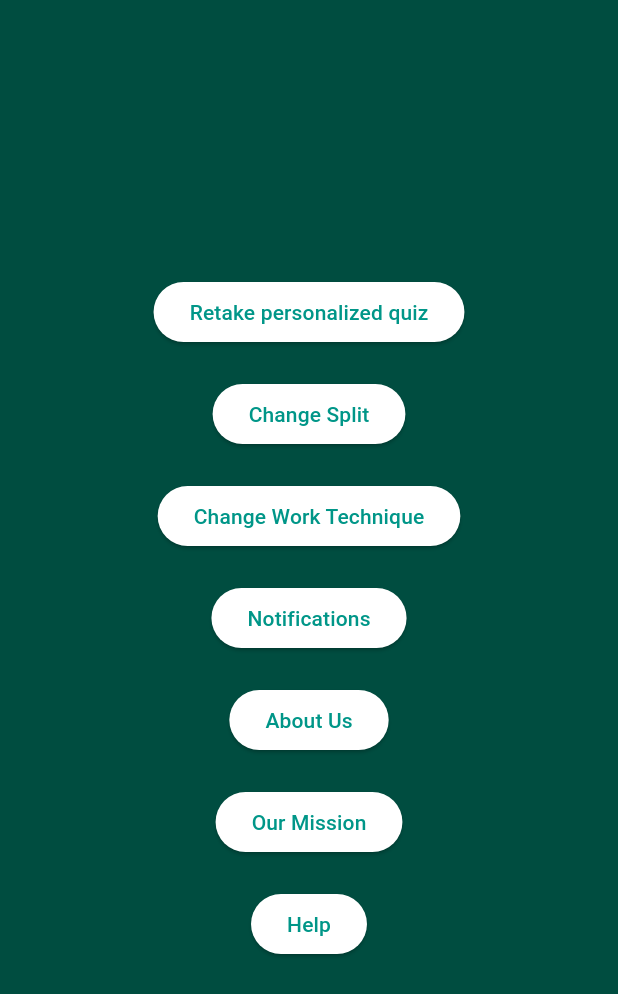
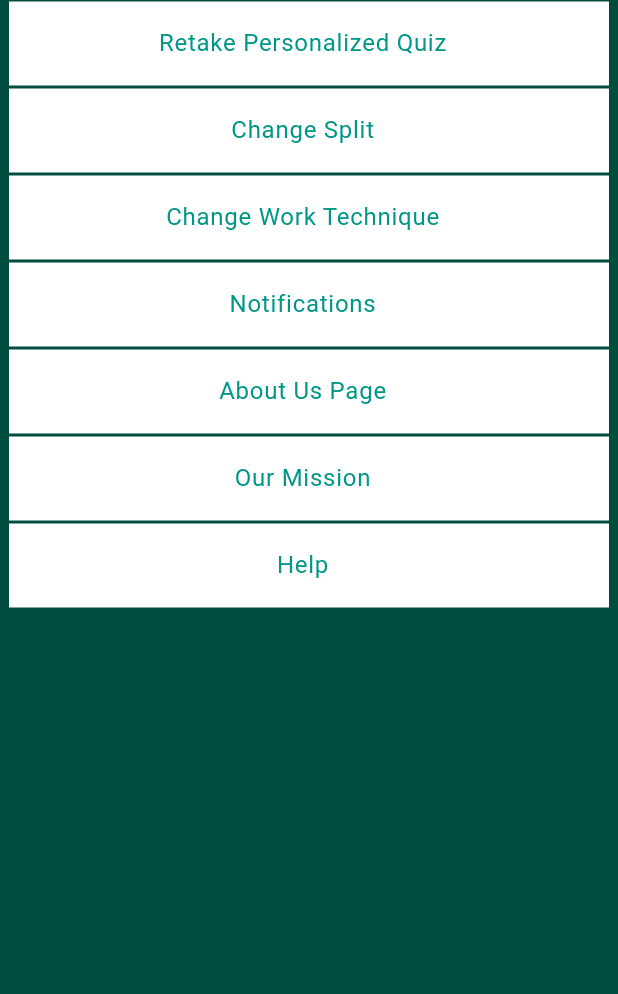
Before and after one commit to R1tMah/Schedule_Maker, a Flutter app: the SettingsPage screen opened directly, on a phone screen of 412 x 824 dp. Shown: the top 994 px of the screen. Run offline on Flutter 3.47's test engine with Material 3 defaults, Android fonts, the phone set to English and light mode, and no system bars; our stand-ins replace shared_preferences, sqflite, table_calendar; missing offline and left inert: time_planner, time_range; accounts and stored records are empty.

Commit message:
made settings buttons look better

```diff
--- a/lib/settings/settingspage.dart
+++ b/lib/settings/settingspage.dart
@@ -4,87 +4,85 @@ import 'package:ran_app/questions/endpage.dart';
 import 'package:ran_app/settings/change_split_page.dart';
 import 'package:ran_app/settings/change_work_page.dart';
 import 'package:ran_app/settings/help.dart';
+import 'package:flutter/cupertino.dart';
+
 
 class SettingsPage extends StatelessWidget {
   @override
   Widget build(BuildContext context) {
     return Scaffold(
       body: Center(
-        child: Column(
-          mainAxisAlignment: MainAxisAlignment.center,
-          crossAxisAlignment: CrossAxisAlignment.center,
+        child: Container(
+          constraints: const BoxConstraints(maxWidth: 400),
+          child: ListView(
             children: [
-            ElevatedButton(
-              onPressed: () {
+              _CustomListTile(
+                title: "Retake Personalized Quiz",
+                onTap: () {
                   Navigator.push(
                       context,
-                  MaterialPageRoute(builder: (context) => QuizApp()),
+                      MaterialPageRoute(builder: (context) => QuizApp()
+                      ),
                   );
-              },
-              child: Text('Retake personalized quiz'),
+                }
             ),
-            SizedBox(height: 20),
-            ElevatedButton(
-              onPressed: () {
+              _CustomListTile(
+                  title: "Change Split",
+
+                  onTap: () {
                     Navigator.push(
                       context,
-                  MaterialPageRoute(builder: (context) => ChangeSplitPage()),
+                      MaterialPageRoute(
+                          builder: (context) => ChangeSplitPage()),
                     );
-              },
-              child: Text('Change Split'),
-            ),
-            SizedBox(height: 20),
-            ElevatedButton(
-              onPressed: () {
+                  }),
+              _CustomListTile(
+                  title: "Change Work Technique",
+                  onTap: () {
                     Navigator.push(
                       context,
-                  MaterialPageRoute(builder: (context) => ChangeWorkPage()),
+                      MaterialPageRoute(
+                          builder: (context) => ChangeWorkPage()),
                     );
-              },
-              child: Text('Change Work Technique'),
-            ),
-
-            SizedBox(height: 20),
-            ElevatedButton(
-              onPressed: () {
+                  }),
+              _CustomListTile(
+                  title: "Notifications",
+                  onTap: () {
                     Navigator.push(
                       context,
-                  MaterialPageRoute(builder: (context) => NotificationsPage()),
+                      MaterialPageRoute(
+                          builder: (context) => NotificationsPage()),
                     );
-              },
-              child: Text('Notifications'),
-            ),
-            SizedBox(height: 20),
-            ElevatedButton(
-              onPressed: () {
+                  }),
+              _CustomListTile(
+                  title: "About Us Page",
+                  onTap: () {
                     Navigator.push(
                       context,
-                  MaterialPageRoute(builder: (context) => AboutUsPage()),
+                      MaterialPageRoute(
+                          builder: (context) => AboutUsPage()),
                     );
-              },
-              child: Text('About Us'),
-            ),
-            SizedBox(height: 20),
-            ElevatedButton(
-              onPressed: () {
+                  }),
+              _CustomListTile(
+                  title: "Our Mission",
+                  onTap: () {
                     Navigator.push(
                       context,
-                  MaterialPageRoute(builder: (context) => OurMission()),
+                      MaterialPageRoute(
+                          builder: (context) => const OurMission()),
                     );
-              },
-              child: Text('Our Mission'),
-            ),
-            SizedBox(height: 20),
-            ElevatedButton(
-              onPressed: () {
+                  }),
+              _CustomListTile(
+                  title: "Help",
+                  onTap: () {
                     Navigator.push(
                       context,
-                  MaterialPageRoute(builder: (context) => HelpPage()),
+                      MaterialPageRoute(
+                          builder: (context) => HelpPage()),
                     );
-              },
-              child: Text('Help'),
-            ),
+                  }),
           ],
+          )
         ),
       ),
     );
@@ -206,3 +204,29 @@ class _OurMissionState extends State<OurMission> with SingleTickerProviderStateM
     );
   }
 }
+
+class _CustomListTile extends StatelessWidget {
+  final String title;
+  final Function() onTap;
+
+  const _CustomListTile(
+      {Key? key, required this.title,  required this.onTap})
+      : super(key: key);
+
+  @override
+  Widget build(BuildContext context) {
+    return Container(
+      color: Colors.white, // White background
+      margin: const EdgeInsets.symmetric(vertical: 1), // Margin around the tile
+      child: ListTile(
+        title: Text(
+          textAlign: TextAlign.center,
+          title,
+          style: TextStyle(fontSize: 16.0, color: Colors.teal), // Green text
+        ),
+
+        onTap: onTap,
+      ),
+    );
+  }
+}
```
Lines whose indentation alone changed are shown as unchanged.
